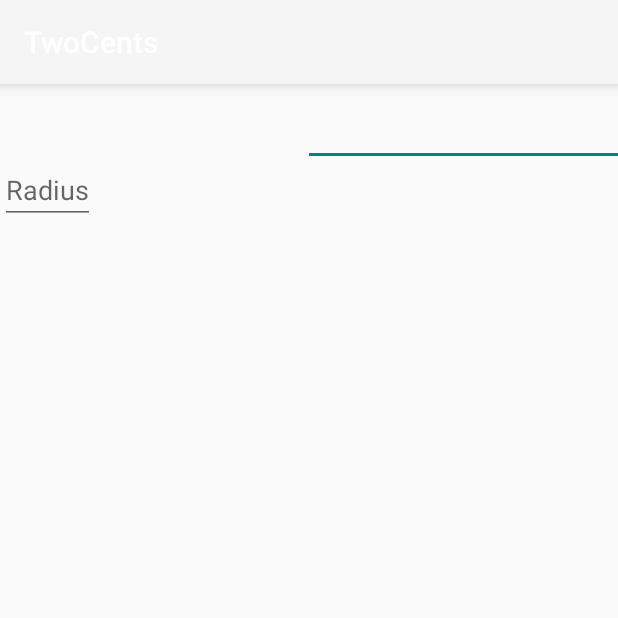
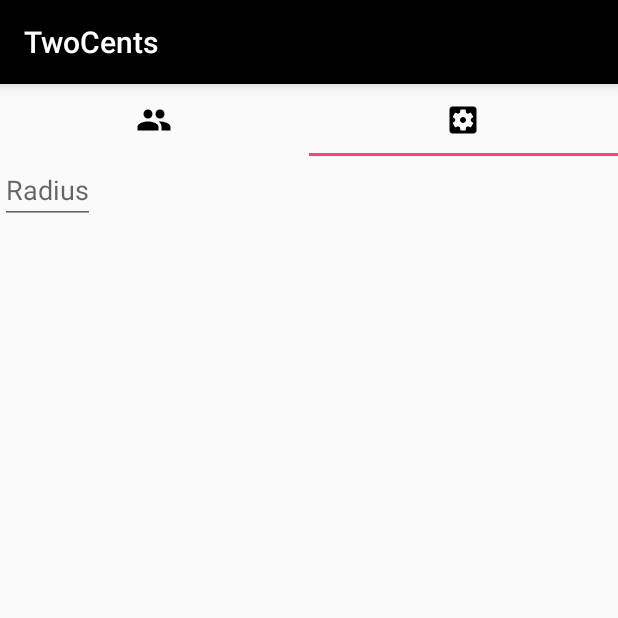
Before and after one commit to tobyglover/twocentsapp-android, an Android app: the screen it shows after launch (MainActivity), tab 2 chosen, on a phone screen of 412 x 824 dp, the top half of it. Run offline under Robolectric (Android 15) with nearby library versions, the phone set to English and light mode, and no system bars.

Commit message:
Added styling, added icons to tabs

```diff
--- a/TwoCentsApp/app/src/main/java/edu/tufts/cs/twocents/AllActivity.java
+++ b/TwoCentsApp/app/src/main/java/edu/tufts/cs/twocents/AllActivity.java
@@ -28,19 +28,20 @@ import java.util.ArrayList;
 public class AllActivity extends Fragment {
     private static final String TAG = "AllActivity";
 
-    private ViewGroup container;
-
     private ListView pollListView;
     private ArrayList<Poll> polls;
 
+    @Override
+    public View onCreateView(LayoutInflater inflater, ViewGroup container, Bundle savedInstanceState) {
+
+        return inflater.inflate(R.layout.activity_all, container, false);
+    }
 
     @Override
-    public View onCreateView(LayoutInflater inflater, ViewGroup container, Bundle savedInstanceState) {
-        this.container = container;
+    public void onViewCreated(View view, Bundle savedInstanceState) {
         polls = new ArrayList<>();
-        pollListView = (ListView) container.findViewById(R.id.poll_list_view);
+        pollListView = (ListView) getView().findViewById(R.id.poll_list_view);
         fetchPolls();
-        return inflater.inflate(R.layout.activity_all, container, false);
     }
 
     private void fetchPolls() {
@@ -66,7 +67,7 @@ public class AllActivity extends Fragment {
             for (int i = 0; i < pollArray.length(); i++) {
                 polls.add(new Poll(pollArray.getJSONObject(i)));
             }
-            PollArrayAdapter adapter = new PollArrayAdapter(container.getContext(), R.id.poll_list_view, polls);
+            PollArrayAdapter adapter = new PollArrayAdapter(getView().getContext(), R.id.poll_list_view, polls);
             pollListView.setAdapter(adapter);
 
         } catch (JSONException e) {
--- a/TwoCentsApp/app/src/main/java/edu/tufts/cs/twocents/MainActivity.java
+++ b/TwoCentsApp/app/src/main/java/edu/tufts/cs/twocents/MainActivity.java
@@ -14,6 +14,9 @@ import com.google.android.gms.common.api.GoogleApiClient;
  * Created by John on 10/23/160.
  */
 public class MainActivity extends AppCompatActivity {
+    private static final String TAG = "MainActivity";
+
+    private final int [] ICON_IDS = {R.drawable.all_icon, R.drawable.settings_icon};
 
     private TabLayout tabLayout;
     private ViewPager viewPager;
@@ -28,19 +31,17 @@ public class MainActivity extends AppCompatActivity {
         setSupportActionBar(toolbar);
 
         tabLayout = (TabLayout) findViewById(R.id.tab_layout);
-
-        tabLayout.addTab(tabLayout.newTab().setText(R.string.tab_all));
-        //tabLayout.addTab(tabLayout.newTab().setText(R.string.tab_settings));
-        tabLayout.addTab(tabLayout.newTab().setText(R.string.tab_settings));
-        tabLayout.setTabGravity(TabLayout.GRAVITY_FILL);
-
         viewPager = (ViewPager) findViewById(R.id.pager);
+        tabLayout.setupWithViewPager(viewPager);
 
         adapter = new MainFragmentPagerAdapter(getSupportFragmentManager());
         viewPager.setAdapter(adapter);
 
-        tabLayout.setupWithViewPager(viewPager);
+        for (int i = 0; i < tabLayout.getTabCount(); i++) {
+            tabLayout.getTabAt(i).setIcon(ICON_IDS[i]);
+        }
 
+        tabLayout.setTabGravity(TabLayout.GRAVITY_FILL);
         tabLayout.addOnTabSelectedListener(new TabLayout.OnTabSelectedListener() {
             @Override
             public void onTabSelected(TabLayout.Tab tab) {
--- a/TwoCentsApp/app/src/main/java/edu/tufts/cs/twocents/MainFragmentPagerAdapter.java
+++ b/TwoCentsApp/app/src/main/java/edu/tufts/cs/twocents/MainFragmentPagerAdapter.java
@@ -11,6 +11,7 @@ import edu.tufts.cs.twocents.SettingsActivity;
  * Created by John on 10/23/16.
  */
 public class MainFragmentPagerAdapter extends FragmentPagerAdapter {
+
 
     public MainFragmentPagerAdapter(FragmentManager fm) {
         super(fm);
@@ -33,4 +34,7 @@ public class MainFragmentPagerAdapter extends FragmentPagerAdapter {
     public int getCount() {
         return 2;
     }
+
+
+
 }
--- a/TwoCentsApp/app/src/main/java/edu/tufts/cs/twocents/PollArrayAdapter.java
+++ b/TwoCentsApp/app/src/main/java/edu/tufts/cs/twocents/PollArrayAdapter.java
@@ -74,10 +74,9 @@ public class PollArrayAdapter extends ArrayAdapter<Poll> {
                 }
 
             }
-
             return convertView;
         } else {
-            Log.v("PollArrayAdapter", "Poll is NULL");
+            Log.v(TAG, "Poll is NULL");
         }
 
         return convertView;
--- a/TwoCentsApp/app/src/main/res/layout/activity_main.xml
+++ b/TwoCentsApp/app/src/main/res/layout/activity_main.xml
@@ -14,16 +14,17 @@
         android:layout_width="match_parent"
         android:layout_height="wrap_content"
         android:layout_alignParentTop="true"
-        android:background="?attr/colorPrimary"
+        android:background="@color/colorPrimaryDark"
         android:elevation="6dp"
-        android:minHeight="?attr/actionBarSize"
-        android:theme="@style/ThemeOverlay.AppCompat.Dark.ActionBar"
-        app:popupTheme="@style/ThemeOverlay.AppCompat.Light"/>
+        app:theme="@style/ToolBarStyle" />
 
     <android.support.design.widget.TabLayout
         android:id="@+id/tab_layout"
         android:layout_width="match_parent"
-        android:layout_height="wrap_content"/>
+        android:layout_height="wrap_content"
+        style="@style/MyCustomTabLayout"
+        app:tabTextColor="@color/tabColor"
+        app:tabSelectedTextColor="@color/tabSelectedColor" />
 
     <android.support.v4.view.ViewPager
         android:id="@+id/pager"
--- a/TwoCentsApp/app/src/main/res/layout/poll_template.xml
+++ b/TwoCentsApp/app/src/main/res/layout/poll_template.xml
@@ -9,6 +9,7 @@
         android:layout_height="wrap_content"
         android:layout_marginTop="4dp"
         android:layout_marginRight="8dp"
+        android:textColor="@color/textColorPrimary"
         android:textStyle="italic"
         android:gravity="right"
         android:textSize="16sp" />
@@ -25,7 +26,9 @@
             android:layout_width="wrap_content"
             android:layout_height="wrap_content"
             android:textSize="24sp"
-            android:textStyle="bold" />
+            android:textStyle="bold"
+            android:textColor="@color/textColorPrimary"
+            />
     </LinearLayout>
 
     <TextView
@@ -34,6 +37,7 @@
         android:layout_height="wrap_content"
         android:layout_margin="10dp"
         android:text=""
+        android:textColor="@color/textColorPrimary"
         android:gravity="right"
         android:textSize="10sp"/>
 
--- a/TwoCentsApp/app/src/main/res/values/colors.xml
+++ b/TwoCentsApp/app/src/main/res/values/colors.xml
@@ -1,12 +1,18 @@
 <?xml version="1.0" encoding="utf-8"?>
 <resources>
     <color name="colorPrimary">#3F51B5</color>
-    <color name="colorPrimaryDark">#303F9F</color>
+    <color name="colorPrimaryDark">#000000</color>
     <color name="colorAccent">#FF4081</color>
     <color name="colorMenuBarBackground">#E6FFD5</color>
-    <color name="colorPollBackground">#C0ECFF</color>
-    <color name="colorPollDivider">#73758C</color>
+    <color name="colorPollBackground">#000000</color>
+    <color name="colorPollDivider">#FFFFFF</color>
     <color name="textColorPrimary">#FFFFFF</color>
     <color name="windowBackground">#FFFFFF</color>
     <color name="navigationBarColor">#000000</color>
+
+    <color name="tabColor">#3C51FF</color>
+    <color name="tabSelectedColor">#3C51FF</color>
+
+    <color name="app_bar_background">#777700</color>
+
 </resources>
--- a/TwoCentsApp/app/src/main/res/values/strings.xml
+++ b/TwoCentsApp/app/src/main/res/values/strings.xml
@@ -2,8 +2,4 @@
     <string name="app_name">TwoCents</string>
     <string name="action_me">Me</string>
     <string name="radius_hint">Radius</string>
-    <string name="tab_all">All</string>
-    <string name="tab_settings">Settings</string>
-    <string name="tab_me">Me</string>
-
 </resources>
--- a/TwoCentsApp/app/src/main/res/values/styles.xml
+++ b/TwoCentsApp/app/src/main/res/values/styles.xml
@@ -13,5 +13,12 @@
         <item name="colorAccent">#FF4081</item>
     </style>
 
+    <style name="ToolBarStyle" parent="Theme.AppCompat">
+        <item name="android:textColorPrimary">@android:color/white</item>
+        <item name="android:textColorSecondary">@android:color/white</item>
+        <item name="actionMenuTextColor">@android:color/white</item>
+
+    </style>
+
 
 </resources>
```
